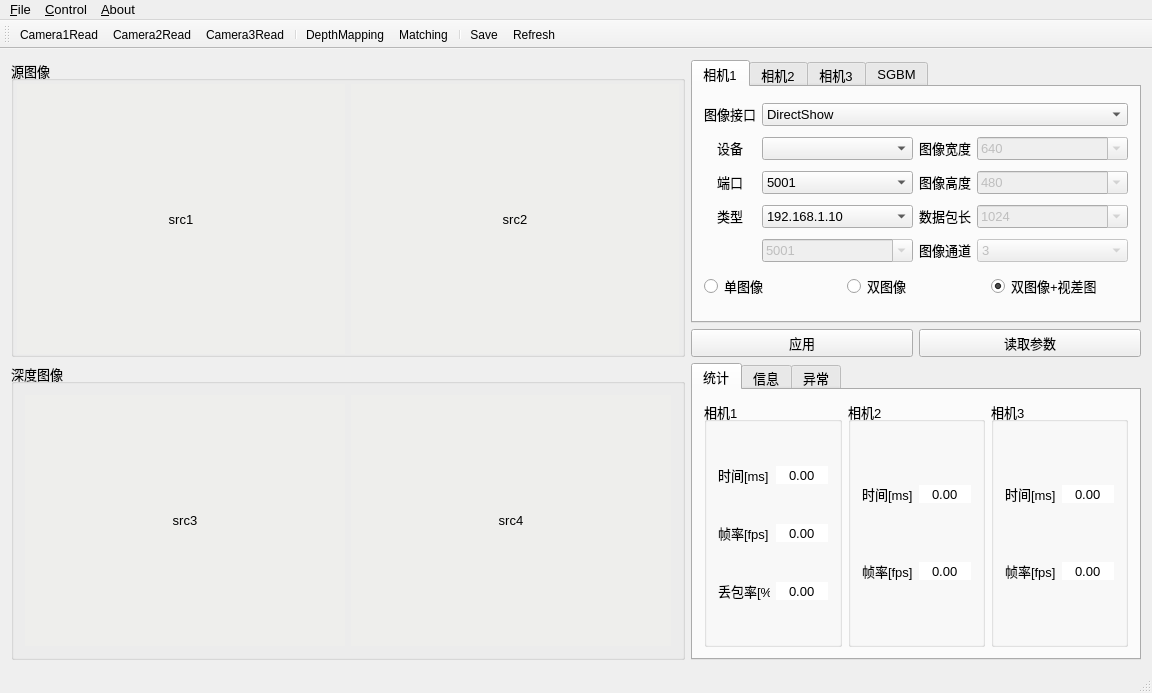
This is mainwindow.ui in webd111/CameraTest as Qt 5 draws it before an edit. The edited form follows.
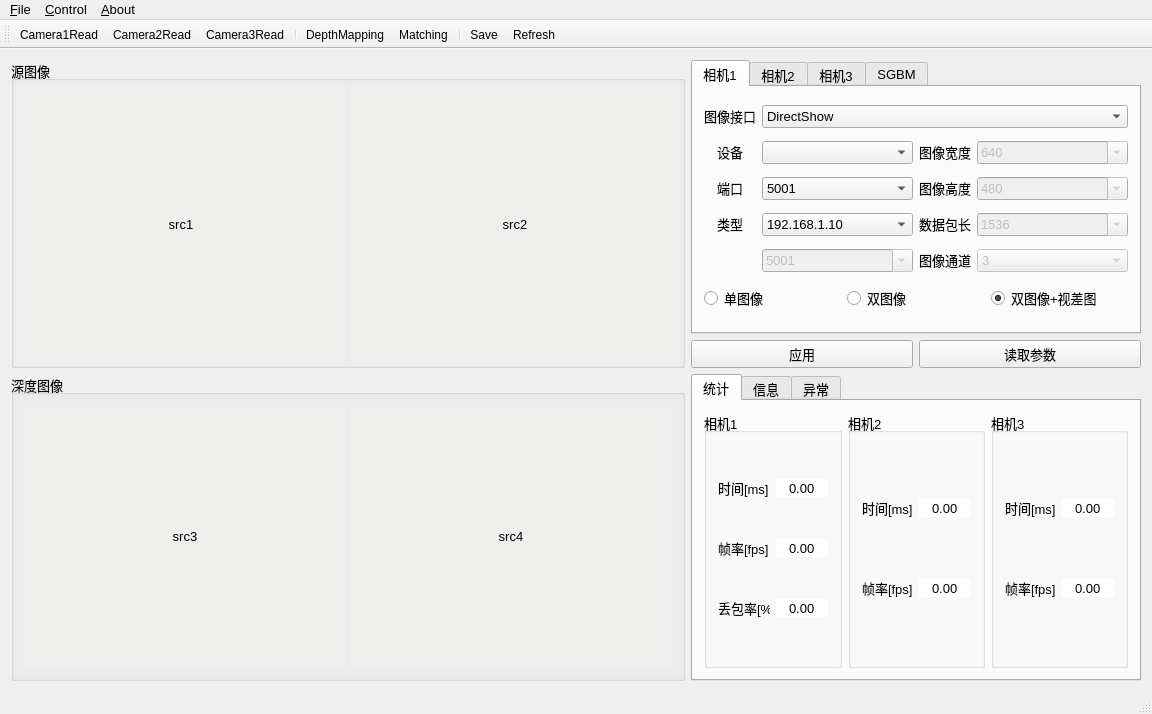
This is the edited form. Icons and pictures are not drawn.

What changed in the file:
```diff
--- a/mainwindow.ui
+++ b/mainwindow.ui
@@ -6,8 +6,8 @@
    <rect>
     <x>0</x>
     <y>0</y>
-    <width>1142</width>
-    <height>693</height>
+    <width>1152</width>
+    <height>714</height>
    </rect>
   </property>
   <property name="sizePolicy">
@@ -687,7 +687,7 @@
             </property>
             <item>
              <property name="text">
-              <string>1024</string>
+              <string>1536</string>
              </property>
             </item>
            </widget>
```
Left out of the diff: 2 changed lines with no effect on the pictures.
